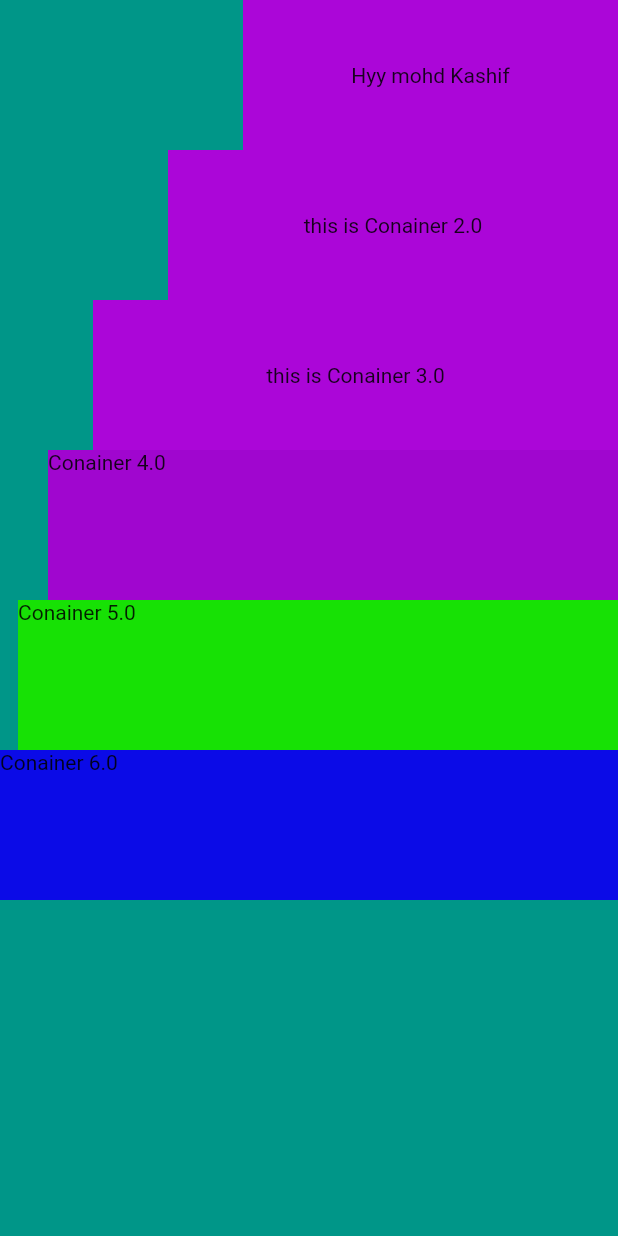
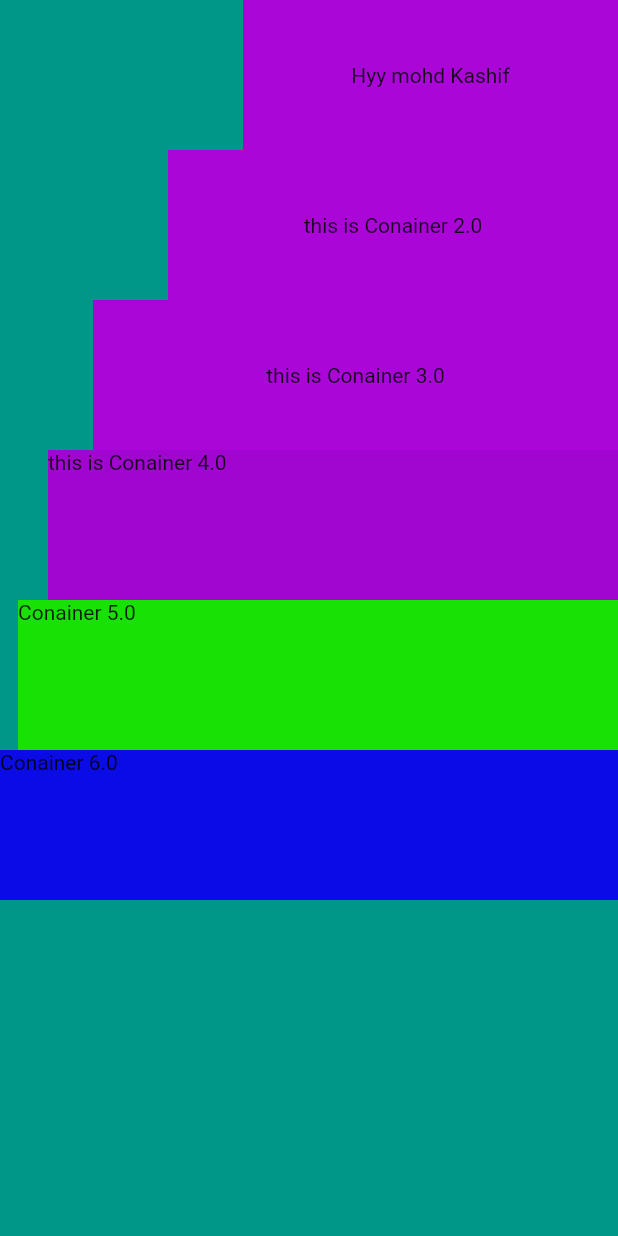
Before and after one commit to HEYKASHIF/quizApp, a Flutter app: the bootCamp screen opened directly, on a phone screen of 412 x 824 dp. Run offline on Flutter 3.47's test engine with Material 2 defaults, Android fonts, the phone set to English and light mode, and no system bars.

Commit message:
"11-june commit1"

```diff
--- a/lib/bootcamp.dart
+++ b/lib/bootcamp.dart
@@ -36,7 +36,7 @@ class bootCamp extends StatelessWidget {
             height: 100.0,
             width: 380.0,
             color: Color.fromARGB(255, 160, 6, 207),
-            child: Text('Conainer 4.0'),
+            child: Text('this is Conainer 4.0'),
           ),
           Container(
             height: 100.0,
```
